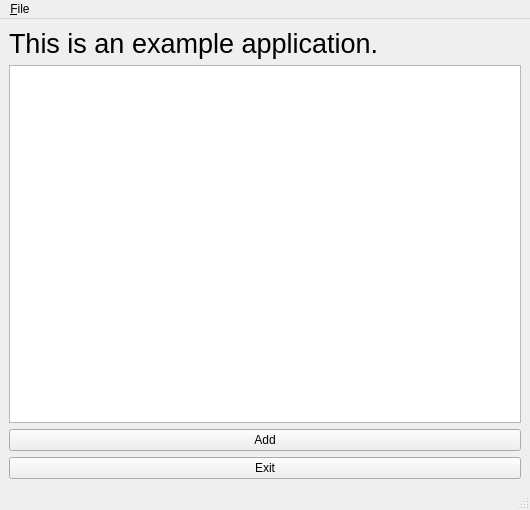
Old version of the form source/main_window.ui in the repository jkriege2/JKHouseholdAccounts.
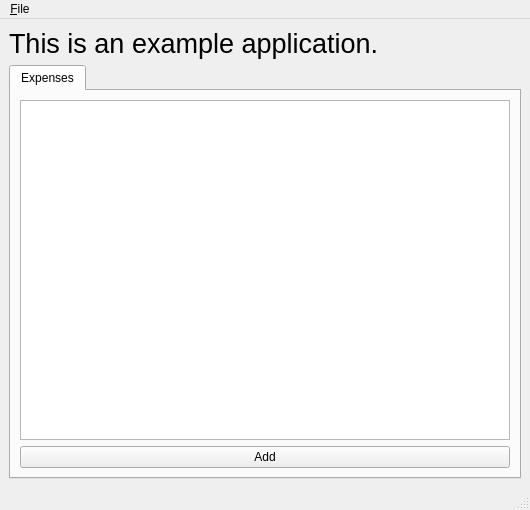
New version of the form.

Patch:
```diff
--- a/source/main_window.ui
+++ b/source/main_window.ui
@@ -28,20 +28,27 @@
      </widget>
     </item>
     <item>
+     <widget class="QTabWidget" name="tabWidget">
+      <property name="currentIndex">
+       <number>0</number>
+      </property>
+      <widget class="QWidget" name="tabWidgetExpended" native="true">
+       <attribute name="title">
+        <string>Expenses</string>
+       </attribute>
+       <layout class="QGridLayout" name="gridLayout">
+        <item row="0" column="0">
      <widget class="QTableView" name="tableView"/>
     </item>
-    <item>
+        <item row="1" column="0">
      <widget class="QPushButton" name="btnAdd">
       <property name="text">
        <string>Add</string>
       </property>
      </widget>
     </item>
-    <item>
-     <widget class="QPushButton" name="pushButton">
-      <property name="text">
-       <string>Exit</string>
-      </property>
+       </layout>
+      </widget>
      </widget>
     </item>
    </layout>
```
Left out of the diff: 18 changed lines with no effect on the pictures. Lines whose indentation alone changed are shown as unchanged.
